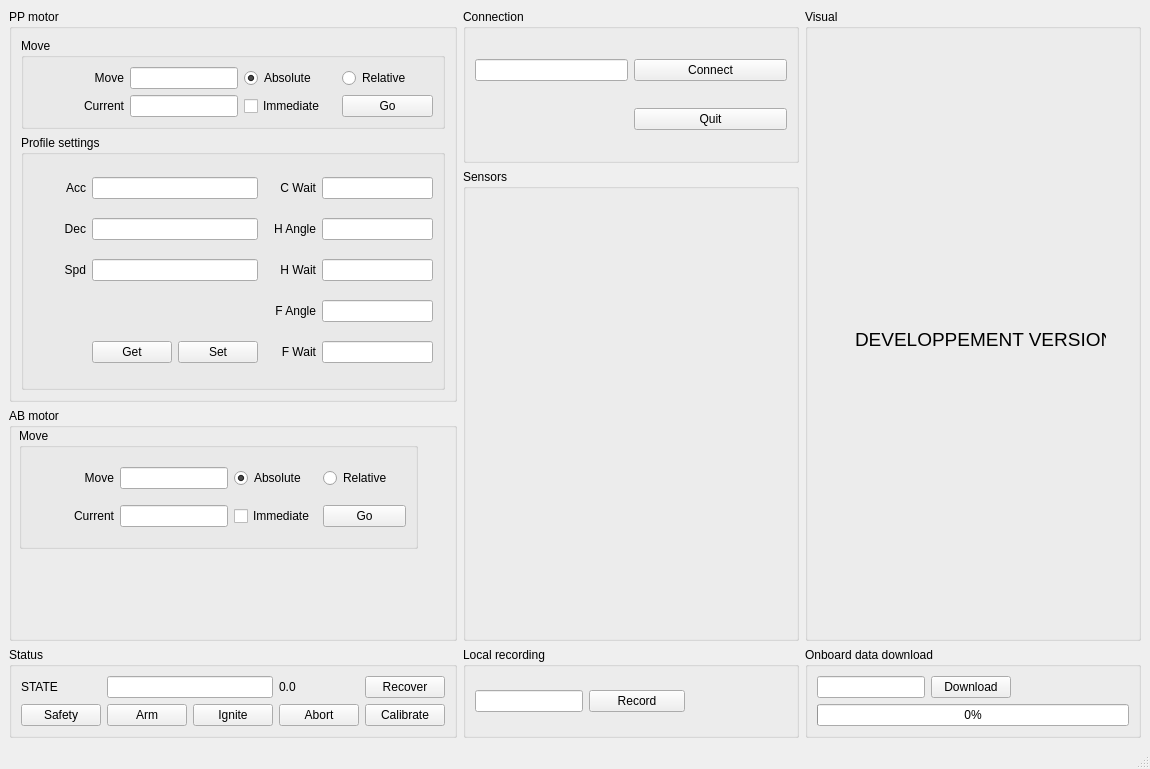
This is Version_2/Desktop/control_station/mainwindow.ui in EPFLRocketTeam/PropulsionSoftware as Qt 5 draws it before an edit. The edited form follows.
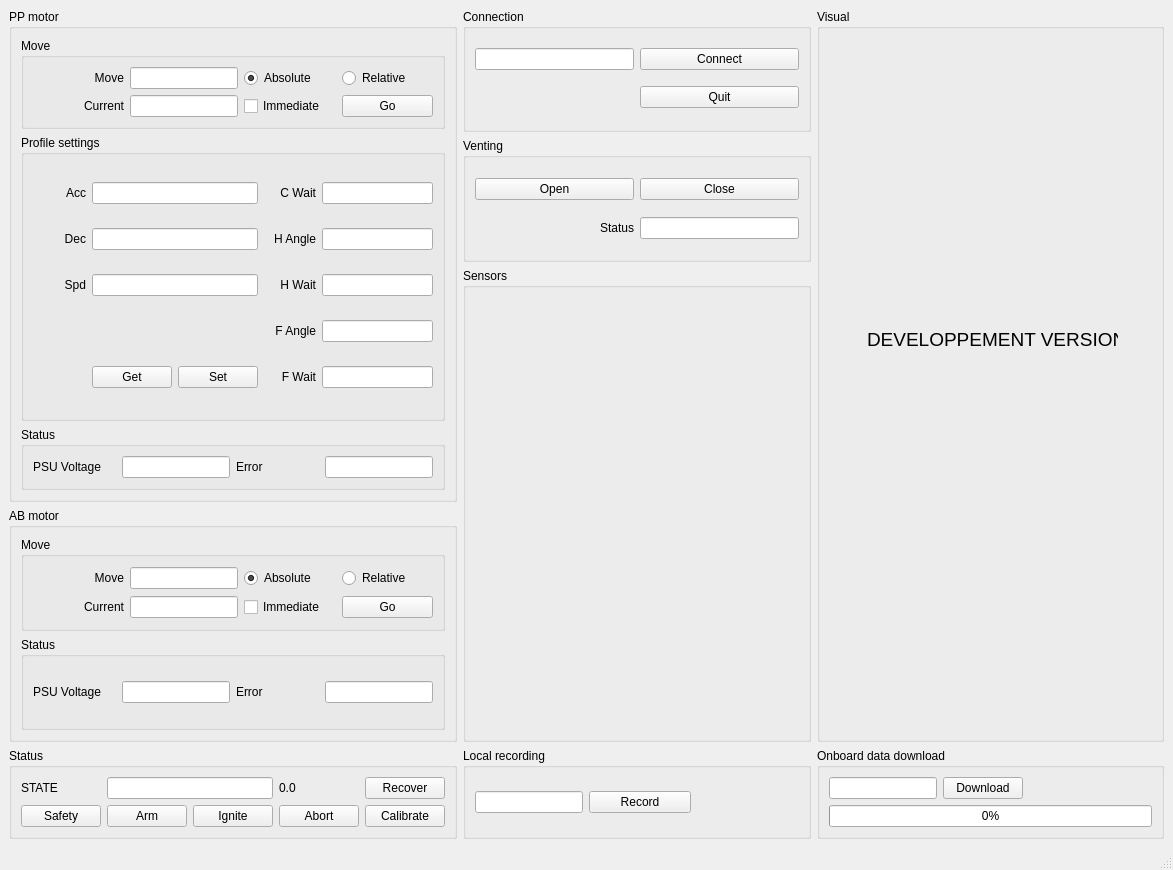
This is the edited form. Icons and pictures are not drawn.

Commit message: aadded  venting

What changed in the file:
```diff
--- a/Version_2/Desktop/control_station/mainwindow.ui
+++ b/Version_2/Desktop/control_station/mainwindow.ui
@@ -9,8 +9,8 @@
    <rect>
     <x>0</x>
     <y>0</y>
-    <width>1150</width>
-    <height>769</height>
+    <width>1173</width>
+    <height>870</height>
    </rect>
   </property>
   <property name="windowTitle">
@@ -18,6 +18,52 @@
   </property>
   <widget class="QWidget" name="centralwidget">
    <layout class="QGridLayout" name="gridLayout">
+    <item row="4" column="2">
+     <widget class="QGroupBox" name="groupBox_4">
+      <property name="title">
+       <string>Onboard data download</string>
+      </property>
+      <layout class="QGridLayout" name="gridLayout_8">
+       <item row="0" column="0">
+        <widget class="QLineEdit" name="lineEdit">
+         <property name="sizePolicy">
+          <sizepolicy hsizetype="Fixed" vsizetype="Fixed">
+           <horstretch>0</horstretch>
+           <verstretch>0</verstretch>
+          </sizepolicy>
+         </property>
+        </widget>
+       </item>
+       <item row="0" column="1">
+        <widget class="QPushButton" name="pushButton">
+         <property name="sizePolicy">
+          <sizepolicy hsizetype="Fixed" vsizetype="Fixed">
+           <horstretch>0</horstretch>
+           <verstretch>0</verstretch>
+          </sizepolicy>
+         </property>
+         <property name="text">
+          <string>Download</string>
+         </property>
+        </widget>
+       </item>
+       <item row="0" column="2">
+        <widget class="QLabel" name="label_4">
+         <property name="text">
+          <string/>
+         </property>
+        </widget>
+       </item>
+       <item row="2" column="0" colspan="3">
+        <widget class="QProgressBar" name="progressBar">
+         <property name="value">
+          <number>0</number>
+         </property>
+        </widget>
+       </item>
+      </layout>
+     </widget>
+    </item>
     <item row="0" column="1">
      <widget class="QGroupBox" name="connection">
       <property name="sizePolicy">
@@ -96,7 +142,7 @@
       </layout>
      </widget>
     </item>
-    <item row="3" column="0">
+    <item row="4" column="0">
      <widget class="QGroupBox" name="status">
       <property name="title">
        <string>Status</string>
@@ -164,126 +210,104 @@
       </layout>
      </widget>
     </item>
-    <item row="2" column="0">
-     <widget class="QGroupBox" name="groupBox_2">
-      <property name="styleSheet">
-       <string notr="true"/>
+    <item row="4" column="1">
+     <widget class="QGroupBox" name="recording">
+      <property name="title">
+       <string>Local recording</string>
       </property>
+      <layout class="QGridLayout" name="gridLayout_7">
+       <item row="0" column="0">
+        <widget class="QLineEdit" name="local_record_fn">
+         <property name="sizePolicy">
+          <sizepolicy hsizetype="Preferred" vsizetype="Fixed">
+           <horstretch>0</horstretch>
+           <verstretch>0</verstretch>
+          </sizepolicy>
+         </property>
+        </widget>
+       </item>
+       <item row="0" column="1">
+        <widget class="QPushButton" name="local_record">
+         <property name="text">
+          <string>Record</string>
+         </property>
+        </widget>
+       </item>
+       <item row="0" column="2">
+        <widget class="QLabel" name="local_record_stat">
+         <property name="text">
+          <string/>
+         </property>
+        </widget>
+       </item>
+      </layout>
+     </widget>
+    </item>
+    <item row="0" column="2" rowspan="4">
+     <widget class="QGroupBox" name="visual">
       <property name="title">
-       <string>AB motor</string>
+       <string>Visual</string>
       </property>
-      <widget class="QGroupBox" name="groupBox_5">
+      <widget class="QLabel" name="label_16">
        <property name="geometry">
         <rect>
-         <x>10</x>
-         <y>20</y>
-         <width>399</width>
-         <height>121</height>
+         <x>20</x>
+         <y>70</y>
+         <width>311</width>
+         <height>281</height>
         </rect>
        </property>
        <property name="sizePolicy">
-        <sizepolicy hsizetype="Preferred" vsizetype="Preferred">
+        <sizepolicy hsizetype="Fixed" vsizetype="Fixed">
          <horstretch>0</horstretch>
          <verstretch>0</verstretch>
         </sizepolicy>
        </property>
-       <property name="title">
-        <string>Move</string>
+       <property name="baseSize">
+        <size>
+         <width>100</width>
+         <height>100</height>
+        </size>
        </property>
-       <layout class="QGridLayout" name="gridLayout_9">
-        <item row="0" column="0">
-         <widget class="QLabel" name="label_9">
-          <property name="sizePolicy">
-           <sizepolicy hsizetype="Preferred" vsizetype="Fixed">
-            <horstretch>0</horstretch>
-            <verstretch>0</verstretch>
-           </sizepolicy>
-          </property>
-          <property name="text">
-           <string>Move</string>
-          </property>
-          <property name="alignment">
-           <set>Qt::AlignRight|Qt::AlignTrailing|Qt::AlignVCenter</set>
-          </property>
-         </widget>
-        </item>
-        <item row="0" column="1">
-         <widget class="QLineEdit" name="ab_motor_target">
-          <property name="sizePolicy">
-           <sizepolicy hsizetype="Preferred" vsizetype="Fixed">
-            <horstretch>0</horstretch>
-            <verstretch>0</verstretch>
-           </sizepolicy>
-          </property>
-         </widget>
-        </item>
-        <item row="0" column="3">
-         <widget class="QRadioButton" name="ab_motor_relative">
-          <property name="text">
-           <string>Relative</string>
-          </property>
-         </widget>
-        </item>
-        <item row="1" column="0">
-         <widget class="QLabel" name="label_15">
-          <property name="sizePolicy">
-           <sizepolicy hsizetype="Preferred" vsizetype="Fixed">
-            <horstretch>0</horstretch>
-            <verstretch>0</verstretch>
-           </sizepolicy>
-          </property>
-          <property name="text">
-           <string>Current</string>
-          </property>
-          <property name="alignment">
-           <set>Qt::AlignRight|Qt::AlignTrailing|Qt::AlignVCenter</set>
-          </property>
-         </widget>
-        </item>
-        <item row="1" column="3">
-         <widget class="QPushButton" name="ab_motor_move">
-          <property name="text">
-           <string>Go</string>
-          </property>
-         </widget>
-        </item>
-        <item row="0" column="2">
-         <widget class="QRadioButton" name="ab_motor_absolute">
-          <property name="text">
-           <string>Absolute</string>
-          </property>
-          <property name="checked">
-           <bool>true</bool>
-          </property>
-         </widget>
-        </item>
-        <item row="1" column="1">
-         <widget class="QLineEdit" name="ab_motor_current">
-          <property name="sizePolicy">
-           <sizepolicy hsizetype="Preferred" vsizetype="Fixed">
-            <horstretch>0</horstretch>
-            <verstretch>0</verstretch>
-           </sizepolicy>
-          </property>
-         </widget>
-        </item>
-        <item row="1" column="2">
-         <widget class="QCheckBox" name="ab_motor_immediate">
-          <property name="text">
-           <string>Immediate</string>
-          </property>
-         </widget>
-        </item>
-       </layout>
+       <property name="text">
+        <string/>
+       </property>
+       <property name="pixmap">
+        <pixmap>Logo.png</pixmap>
+       </property>
+       <property name="scaledContents">
+        <bool>true</bool>
+       </property>
+       <property name="alignment">
+        <set>Qt::AlignCenter</set>
+       </property>
+      </widget>
+      <widget class="QLabel" name="label_17">
+       <property name="geometry">
+        <rect>
+         <x>50</x>
+         <y>310</y>
+         <width>251</width>
+         <height>41</height>
+        </rect>
+       </property>
+       <property name="font">
+        <font>
+         <pointsize>14</pointsize>
+        </font>
+       </property>
+       <property name="text">
+        <string>DEVELOPPEMENT VERSION</string>
+       </property>
       </widget>
      </widget>
     </item>
-    <item row="0" column="0" rowspan="2">
+    <item row="0" column="0" rowspan="3">
      <widget class="QGroupBox" name="pp_motor">
       <property name="sizePolicy">
        <sizepolicy hsizetype="Preferred" vsizetype="Preferred">
         <horstretch>0</horstretch>
-        <verstretch>1</verstretch>
+        <verstretch>3</verstretch>
        </sizepolicy>
       </property>
       <property name="title">
@@ -583,15 +607,254 @@
          </layout>
         </widget>
        </item>
+       <item row="2" column="0">
+        <widget class="QGroupBox" name="groupBox_6">
+         <property name="title">
+          <string>Status</string>
+         </property>
+         <layout class="QGridLayout" name="gridLayout_10">
+          <item row="0" column="1">
+           <widget class="QLineEdit" name="pp_psu">
+            <property name="sizePolicy">
+             <sizepolicy hsizetype="Fixed" vsizetype="Fixed">
+              <horstretch>0</horstretch>
+              <verstretch>0</verstretch>
+             </sizepolicy>
+            </property>
+           </widget>
+          </item>
+          <item row="0" column="0">
+           <widget class="QLabel" name="label">
+            <property name="text">
+             <string>PSU Voltage</string>
+            </property>
+           </widget>
+          </item>
+          <item row="0" column="2">
+           <widget class="QLabel" name="label_18">
+            <property name="text">
+             <string>Error</string>
+            </property>
+           </widget>
+          </item>
+          <item row="0" column="3">
+           <widget class="QLineEdit" name="pp_error">
+            <property name="sizePolicy">
+             <sizepolicy hsizetype="Fixed" vsizetype="Fixed">
+              <horstretch>0</horstretch>
+              <verstretch>0</verstretch>
+             </sizepolicy>
+            </property>
+           </widget>
+          </item>
+         </layout>
+        </widget>
+       </item>
       </layout>
      </widget>
     </item>
-    <item row="1" column="1" rowspan="2">
+    <item row="3" column="0">
+     <widget class="QGroupBox" name="groupBox_2">
+      <property name="styleSheet">
+       <string notr="true"/>
+      </property>
+      <property name="title">
+       <string>AB motor</string>
+      </property>
+      <layout class="QGridLayout" name="gridLayout_12">
+       <item row="0" column="0">
+        <widget class="QGroupBox" name="groupBox_5">
+         <property name="sizePolicy">
+          <sizepolicy hsizetype="Preferred" vsizetype="Preferred">
+           <horstretch>0</horstretch>
+           <verstretch>0</verstretch>
+          </sizepolicy>
+         </property>
+         <property name="title">
+          <string>Move</string>
+         </property>
+         <layout class="QGridLayout" name="gridLayout_9">
+          <item row="0" column="0">
+           <widget class="QLabel" name="label_9">
+            <property name="sizePolicy">
+             <sizepolicy hsizetype="Preferred" vsizetype="Fixed">
+              <horstretch>0</horstretch>
+              <verstretch>0</verstretch>
+             </sizepolicy>
+            </property>
+            <property name="text">
+             <string>Move</string>
+            </property>
+            <property name="alignment">
+             <set>Qt::AlignRight|Qt::AlignTrailing|Qt::AlignVCenter</set>
+            </property>
+           </widget>
+          </item>
+          <item row="0" column="1">
+           <widget class="QLineEdit" name="ab_motor_target">
+            <property name="sizePolicy">
+             <sizepolicy hsizetype="Preferred" vsizetype="Fixed">
+              <horstretch>0</horstretch>
+              <verstretch>0</verstretch>
+             </sizepolicy>
+            </property>
+           </widget>
+          </item>
+          <item row="0" column="3">
+           <widget class="QRadioButton" name="ab_motor_relative">
+            <property name="text">
+             <string>Relative</string>
+            </property>
+           </widget>
+          </item>
+          <item row="1" column="0">
+           <widget class="QLabel" name="label_15">
+            <property name="sizePolicy">
+             <sizepolicy hsizetype="Preferred" vsizetype="Fixed">
+              <horstretch>0</horstretch>
+              <verstretch>0</verstretch>
+             </sizepolicy>
+            </property>
+            <property name="text">
+             <string>Current</string>
+            </property>
+            <property name="alignment">
+             <set>Qt::AlignRight|Qt::AlignTrailing|Qt::AlignVCenter</set>
+            </property>
+           </widget>
+          </item>
+          <item row="1" column="3">
+           <widget class="QPushButton" name="ab_motor_move">
+            <property name="text">
+             <string>Go</string>
+            </property>
+           </widget>
+          </item>
+          <item row="0" column="2">
+           <widget class="QRadioButton" name="ab_motor_absolute">
+            <property name="text">
+             <string>Absolute</string>
+            </property>
+            <property name="checked">
+             <bool>true</bool>
+            </property>
+           </widget>
+          </item>
+          <item row="1" column="1">
+           <widget class="QLineEdit" name="ab_motor_current">
+            <property name="sizePolicy">
+             <sizepolicy hsizetype="Preferred" vsizetype="Fixed">
+              <horstretch>0</horstretch>
+              <verstretch>0</verstretch>
+             </sizepolicy>
+            </property>
+           </widget>
+          </item>
+          <item row="1" column="2">
+           <widget class="QCheckBox" name="ab_motor_immediate">
+            <property name="text">
+             <string>Immediate</string>
+            </property>
+           </widget>
+          </item>
+         </layout>
+        </widget>
+       </item>
+       <item row="1" column="0">
+        <widget class="QGroupBox" name="groupBox_7">
+         <property name="title">
+          <string>Status</string>
+         </property>
+         <layout class="QGridLayout" name="gridLayout_11">
+          <item row="0" column="1">
+           <widget class="QLineEdit" name="lineEdit_4">
+            <property name="sizePolicy">
+             <sizepolicy hsizetype="Fixed" vsizetype="Fixed">
+              <horstretch>0</horstretch>
+              <verstretch>0</verstretch>
+             </sizepolicy>
+            </property>
+           </widget>
+          </item>
+          <item row="0" column="0">
+           <widget class="QLabel" name="label_19">
+            <property name="text">
+             <string>PSU Voltage</string>
+            </property>
+           </widget>
+          </item>
+          <item row="0" column="2">
+           <widget class="QLabel" name="label_20">
+            <property name="text">
+             <string>Error</string>
+            </property>
+           </widget>
+          </item>
+          <item row="0" column="3">
+           <widget class="QLineEdit" name="lineEdit_5">
+            <property name="sizePolicy">
+             <sizepolicy hsizetype="Fixed" vsizetype="Fixed">
+              <horstretch>0</horstretch>
+              <verstretch>0</verstretch>
+             </sizepolicy>
+            </property>
+           </widget>
+          </item>
+         </layout>
+        </widget>
+       </item>
+      </layout>
+     </widget>
+    </item>
+    <item row="1" column="1">
+     <widget class="QGroupBox" name="groupBox_8">
+      <property name="title">
+       <string>Venting</string>
+      </property>
+      <layout class="QGridLayout" name="gridLayout_13">
+       <item row="0" column="0">
+        <widget class="QPushButton" name="vent_open">
+         <property name="text">
+          <string>Open</string>
+         </property>
+        </widget>
+       </item>
+       <item row="0" column="1">
+        <widget class="QPushButton" name="vent_close">
+         <property name="text">
+          <string>Close</string>
+         </property>
+        </widget>
+       </item>
+       <item row="1" column="0">
+        <widget class="QLabel" name="label_21">
+         <property name="text">
+          <string>Status</string>
+         </property>
+         <property name="alignment">
+          <set>Qt::AlignRight|Qt::AlignTrailing|Qt::AlignVCenter</set>
+         </property>
+        </widget>
+       </item>
+       <item row="1" column="1">
+        <widget class="QLineEdit" name="vent_status">
+         <property name="sizePolicy">
+          <sizepolicy hsizetype="Preferred" vsizetype="Fixed">
+           <horstretch>0</horstretch>
+           <verstretch>0</verstretch>
+          </sizepolicy>
+         </property>
+        </widget>
+       </item>
+      </layout>
+     </widget>
+    </item>
+    <item row="2" column="1" rowspan="2">
      <widget class="QGroupBox" name="sensors">
       <property name="sizePolicy">
        <sizepolicy hsizetype="Preferred" vsizetype="Preferred">
         <horstretch>0</horstretch>
-        <verstretch>2</verstretch>
+        <verstretch>8</verstretch>
        </sizepolicy>
       </property>
       <property name="title">
@@ -607,144 +870,6 @@
       </layout>
      </widget>
     </item>
-    <item row="3" column="1">
-     <widget class="QGroupBox" name="recording">
-      <property name="title">
-       <string>Local recording</string>
-      </property>
-      <layout class="QGridLayout" name="gridLayout_7">
-       <item row="0" column="0">
-        <widget class="QLineEdit" name="local_record_fn">
-         <property name="sizePolicy">
-          <sizepolicy hsizetype="Preferred" vsizetype="Fixed">
-           <horstretch>0</horstretch>
-           <verstretch>0</verstretch>
-          </sizepolicy>
-         </property>
-        </widget>
-       </item>
-       <item row="0" column="1">
-        <widget class="QPushButton" name="local_record">
-         <property name="text">
-          <string>Record</string>
-         </property>
-        </widget>
-       </item>
-       <item row="0" column="2">
-        <widget class="QLabel" name="local_record_stat">
-         <property name="text">
-          <string/>
-         </property>
-        </widget>
-       </item>
-      </layout>
-     </widget>
-    </item>
-    <item row="0" column="2" rowspan="3">
-     <widget class="QGroupBox" name="visual">
-      <property name="title">
-       <string>Visual</string>
-      </property>
-      <widget class="QLabel" name="label_16">
-       <property name="geometry">
-        <rect>
-         <x>20</x>
-         <y>70</y>
-         <width>311</width>
-         <height>281</height>
-        </rect>
-       </property>
-       <property name="sizePolicy">
-        <sizepolicy hsizetype="Fixed" vsizetype="Fixed">
-         <horstretch>0</horstretch>
-         <verstretch>0</verstretch>
-        </sizepolicy>
-       </property>
-       <property name="baseSize">
-        <size>
-         <width>100</width>
-         <height>100</height>
-        </size>
-       </property>
-       <property name="text">
-        <string/>
-       </property>
-       <property name="pixmap">
-        <pixmap>Logo.png</pixmap>
-       </property>
-       <property name="scaledContents">
-        <bool>true</bool>
-       </property>
-       <property name="alignment">
-        <set>Qt::AlignCenter</set>
-       </property>
-      </widget>
-      <widget class="QLabel" name="label_17">
-       <property name="geometry">
-        <rect>
-         <x>50</x>
-         <y>310</y>
-         <width>251</width>
-         <height>41</height>
-        </rect>
-       </property>
-       <property name="font">
-        <font>
-         <pointsize>14</pointsize>
-        </font>
-       </property>
-       <property name="text">
-        <string>DEVELOPPEMENT VERSION</string>
-       </property>
-      </widget>
-     </widget>
-    </item>
-    <item row="3" column="2">
-     <widget class="QGroupBox" name="groupBox_4">
-      <property name="title">
-       <string>Onboard data download</string>
-      </property>
-      <layout class="QGridLayout" name="gridLayout_8">
-       <item row="0" column="0">
-        <widget class="QLineEdit" name="lineEdit">
-         <property name="sizePolicy">
-          <sizepolicy hsizetype="Fixed" vsizetype="Fixed">
-           <horstretch>0</horstretch>
-           <verstretch>0</verstretch>
-          </sizepolicy>
-         </property>
-        </widget>
-       </item>
-       <item row="0" column="1">
-        <widget class="QPushButton" name="pushButton">
-         <property name="sizePolicy">
-          <sizepolicy hsizetype="Fixed" vsizetype="Fixed">
-           <horstretch>0</horstretch>
-           <verstretch>0</verstretch>
-          </sizepolicy>
-         </property>
-         <property name="text">
-          <string>Download</string>
-         </property>
-        </widget>
-       </item>
-       <item row="0" column="2">
-        <widget class="QLabel" name="label_4">
-         <property name="text">
-          <string/>
-         </property>
-        </widget>
-       </item>
-       <item row="2" column="0" colspan="3">
-        <widget class="QProgressBar" name="progressBar">
-         <property name="value">
-          <number>0</number>
-         </property>
-        </widget>
-       </item>
-      </layout>
-     </widget>
-    </item>
    </layout>
   </widget>
   <widget class="QStatusBar" name="statusbar"/>
```
The commit also changes 7 other files.
